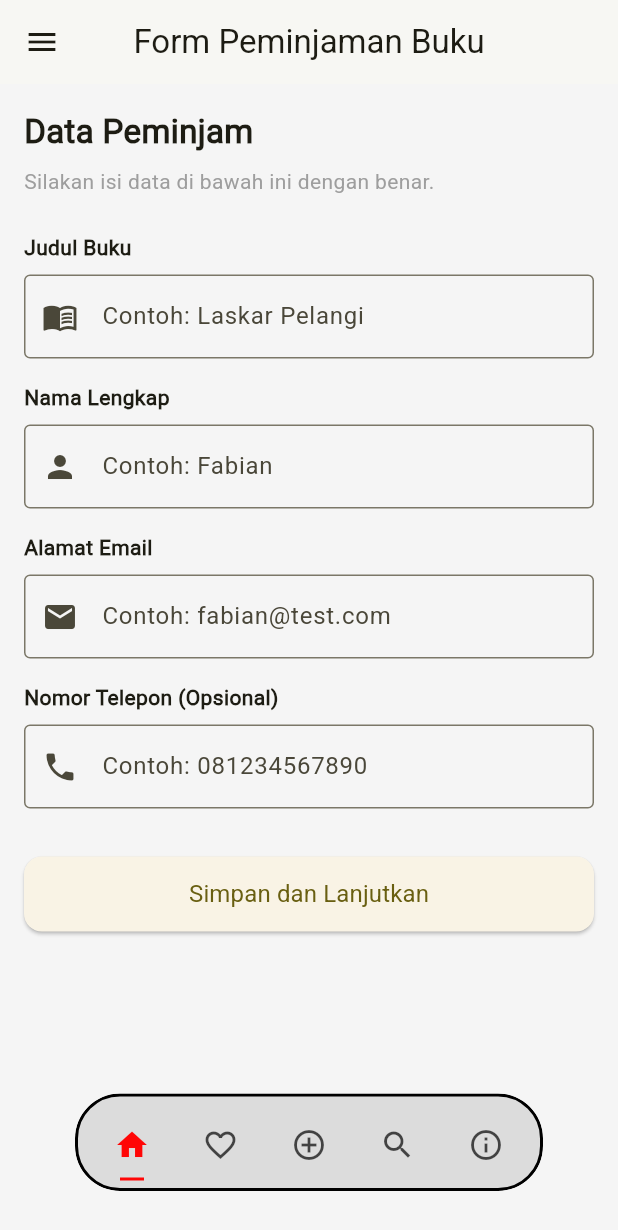
After one commit to kirabian/PPKD_B3, a Flutter app: the PeminjamanBuku screen opened by its route, on a phone screen of 412 x 824 dp. The commit adds this screen. Shown: the top 1230 px of the screen. Run offline on Flutter 3.47's test engine with Material 3 defaults, Android fonts, the phone set to English and light mode, and no system bars; drawn by our look-alikes of crystal_navigation_bar; our stand-ins replace flutter_holo_date_picker, lottie; missing offline and left inert: day_night_switch, day_night_time_picker.

Commit message:
Tugas 10 Flutter

```diff
--- a/lib/main.dart
+++ b/lib/main.dart
@@ -1,5 +1,6 @@
 import 'package:flutter/material.dart';
 import 'package:intl/date_symbol_data_local.dart';
+import 'package:ppkdb3/tugas10/peminjamanbuku.dart';
 import 'package:ppkdb3/tugas9/bukulist.dart';
 import 'package:ppkdb3/tugas9/bukumap.dart';
 import 'package:ppkdb3/tugas9/modelcallsbuku.dart';
@@ -58,6 +59,7 @@ class MyApp extends StatelessWidget {
         BukuMap.routeName: (context) => const BukuMap(),
         BukuList.routeName: (context) => const BukuList(),
         ModelBuku.routeName: (context) => const ModelBuku(),
+        PeminjamanBuku.routeName: (context) => const PeminjamanBuku(),
 
         // Tambahkan halaman lain di sini jika diperlukan
       },
--- /dev/null
+++ b/lib/tugas10/peminjamanbuku.dart
@@ -0,0 +1,255 @@
+import 'package:flutter/material.dart';
+import 'package:lottie/lottie.dart';
+import 'package:ppkdb3/tugas10/buktipeminjaman.dart';
+import 'package:ppkdb3/tugas_6/app_bottom_nav.dart';
+import 'package:ppkdb3/tugas_6/app_drawer.dart';
+
+class PeminjamanBuku extends StatefulWidget {
+  static const String routeName = '/peminjamanbuku';
+  const PeminjamanBuku({super.key});
+
+  @override
+  State<PeminjamanBuku> createState() => _PeminjamanBukuState();
+}
+
+class _PeminjamanBukuState extends State<PeminjamanBuku> {
+  int _selectedIndex = 0;
+
+  void _onItemTapped(int index) {
+    setState(() {
+      _selectedIndex = index;
+    });
+    // Logika navigasi untuk bottom nav bisa ditambahkan di sini
+  }
+
+  // Kunci untuk mengidentifikasi dan memvalidasi Form
+  final _formKey = GlobalKey<FormState>();
+
+  final TextEditingController emailController = TextEditingController();
+  final TextEditingController nameController = TextEditingController();
+  final TextEditingController phoneController = TextEditingController();
+  final TextEditingController bukuController = TextEditingController();
+
+  @override
+  void dispose() {
+    // Selalu dispose controller untuk menghindari memory leak
+    emailController.dispose();
+    nameController.dispose();
+    phoneController.dispose();
+    bukuController.dispose();
+    super.dispose();
+  }
+
+  /// Menampilkan dialog konfirmasi setelah data berhasil divalidasi.
+  void _showSuccessDialog() {
+    showDialog(
+      context: context,
+      barrierDismissible: false, // Mencegah dialog ditutup saat tap di luar
+      builder: (BuildContext context) {
+        return AlertDialog(
+          shape: RoundedRectangleBorder(
+            borderRadius: BorderRadius.circular(15),
+          ),
+          title: const Text("Konfirmasi Peminjaman"),
+          content: Column(
+            mainAxisSize: MainAxisSize.min,
+            children: [
+              Lottie.asset(
+                'assets/animations/Success.json', // Ganti dengan path animasi sukses Anda
+                height: 150,
+                width: 150,
+                fit: BoxFit.contain,
+              ),
+              const SizedBox(height: 16),
+              const Text(
+                "Data Anda akan disimpan. Lanjutkan untuk melihat bukti peminjaman.",
+                textAlign: TextAlign.center,
+                style: TextStyle(fontSize: 16),
+              ),
+            ],
+          ),
+          actions: [
+            TextButton(
+              child: const Text("Batal"),
+              onPressed: () {
+                Navigator.of(context).pop();
+              },
+            ),
+            ElevatedButton(
+              child: const Text("Lanjutkan"),
+              onPressed: () {
+                // Tutup dialog terlebih dahulu
+                Navigator.of(context).pop();
+                // Kemudian navigasi ke halaman bukti peminjaman
+                Navigator.pushReplacement(
+                  // Menggunakan pushReplacement agar tidak bisa kembali ke form
+                  context,
+                  MaterialPageRoute(
+                    builder: (context) => BuktiPeminjaman(
+                      name: nameController.text,
+                      email: emailController.text,
+                      phone: phoneController.text.isEmpty
+                          ? null
+                          : phoneController.text,
+                      buku: bukuController.text,
+                    ),
+                  ),
+                );
+              },
+            ),
+          ],
+        );
+      },
+    );
+  }
+
+  @override
+  Widget build(BuildContext context) {
+    return Scaffold(
+      drawer: AppDrawer(
+        userData: const {},
+      ), // Pastikan AppDrawer bisa menerima data
+      appBar: AppBar(
+        title: const Text("Form Peminjaman Buku"),
+        centerTitle: true,
+        backgroundColor: Colors.white,
+        elevation: 1,
+      ),
+      backgroundColor: Colors.grey[100],
+      body: SingleChildScrollView(
+        child: Padding(
+          padding: const EdgeInsets.all(16.0),
+          child: Form(
+            key: _formKey,
+            child: Column(
+              crossAxisAlignment: CrossAxisAlignment.start,
+              children: [
+                const Text(
+                  "Data Peminjam",
+                  style: TextStyle(fontSize: 22, fontWeight: FontWeight.bold),
+                ),
+                const SizedBox(height: 8),
+                const Text(
+                  "Silakan isi data di bawah ini dengan benar.",
+                  style: TextStyle(color: Colors.grey),
+                ),
+                const SizedBox(height: 24),
+
+                // --- Input Fields (Tidak ada perubahan) ---
+                const Text(
+                  "Judul Buku",
+                  style: TextStyle(fontWeight: FontWeight.w600),
+                ),
+                const SizedBox(height: 8),
+                TextFormField(
+                  controller: bukuController,
+                  decoration: const InputDecoration(
+                    hintText: "Contoh: Laskar Pelangi",
+                    prefixIcon: Icon(Icons.menu_book),
+                    border: OutlineInputBorder(),
+                  ),
+                  validator: (value) {
+                    if (value == null || value.isEmpty) {
+                      return 'Judul buku tidak boleh kosong';
+                    }
+                    return null;
+                  },
+                ),
+                const SizedBox(height: 16),
+                const Text(
+                  "Nama Lengkap",
+                  style: TextStyle(fontWeight: FontWeight.w600),
+                ),
+                const SizedBox(height: 8),
+                TextFormField(
+                  controller: nameController,
+                  decoration: const InputDecoration(
+                    hintText: "Contoh: Fabian",
+                    prefixIcon: Icon(Icons.person),
+                    border: OutlineInputBorder(),
+                  ),
+                  validator: (value) {
+                    if (value == null || value.isEmpty) {
+                      return 'Nama tidak boleh kosong';
+                    }
+                    return null;
+                  },
+                ),
+                const SizedBox(height: 16),
+                const Text(
+                  "Alamat Email",
+                  style: TextStyle(fontWeight: FontWeight.w600),
+                ),
+                const SizedBox(height: 8),
+                TextFormField(
+                  controller: emailController,
+                  decoration: const InputDecoration(
+                    hintText: "Contoh: fabian@test.com",
+                    prefixIcon: Icon(Icons.email),
+                    border: OutlineInputBorder(),
+                  ),
+                  keyboardType: TextInputType.emailAddress,
+                  validator: (value) {
+                    if (value == null || value.isEmpty) {
+                      return 'Email tidak boleh kosong';
+                    }
+                    if (!RegExp(r'^[^@]+@[^@]+\.[^@]+').hasMatch(value)) {
+                      return 'Masukkan format email yang valid';
+                    }
+                    return null;
+                  },
+                ),
+                const SizedBox(height: 16),
+                const Text(
+                  "Nomor Telepon (Opsional)",
+                  style: TextStyle(fontWeight: FontWeight.w600),
+                ),
+                const SizedBox(height: 8),
+                TextFormField(
+                  controller: phoneController,
+                  decoration: const InputDecoration(
+                    hintText: "Contoh: 081234567890",
+                    prefixIcon: Icon(Icons.phone),
+                    border: OutlineInputBorder(),
+                  ),
+                  keyboardType: TextInputType.phone,
+                ),
+                const SizedBox(height: 32),
+
+                // --- Tombol Simpan ---
+                SizedBox(
+                  width: double.infinity,
+                  height: 50,
+                  child: ElevatedButton(
+                    style: ElevatedButton.styleFrom(
+                      shape: RoundedRectangleBorder(
+                        borderRadius: BorderRadius.circular(12),
+                      ),
+                    ),
+                    onPressed: () {
+                      // Cek apakah semua input valid
+                      if (_formKey.currentState!.validate()) {
+                        // Jika valid, panggil fungsi untuk menampilkan dialog sukses
+                        _showSuccessDialog();
+                      }
+                    },
+                    child: const Text(
+                      "Simpan dan Lanjutkan",
+                      style: TextStyle(fontSize: 16),
+                    ),
+                  ),
+                ),
+                const SizedBox(height: 40),
+                // --- Tombol Fitur Belum Tersedia ---
+              ],
+            ),
+          ),
+        ),
+      ),
+      bottomNavigationBar: AppBottomNavigationBar(
+        selectedIndex: _selectedIndex,
+        onItemTapped: _onItemTapped,
+      ),
+    );
+  }
+}
```
Also changed, not shown: assets/animations/Success.json (added, +1 -0 lines), lib/tugas10/buktipeminjaman.dart (added, +127 -0 lines), lib/tugas10/textform.dart (added, +41 -0 lines), lib/tugas_6/app_drawer.dart (+9 -0 lines).
